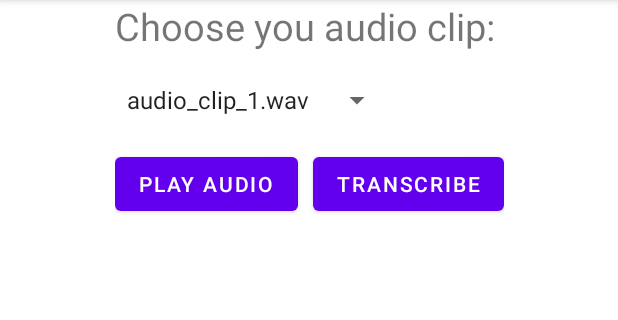
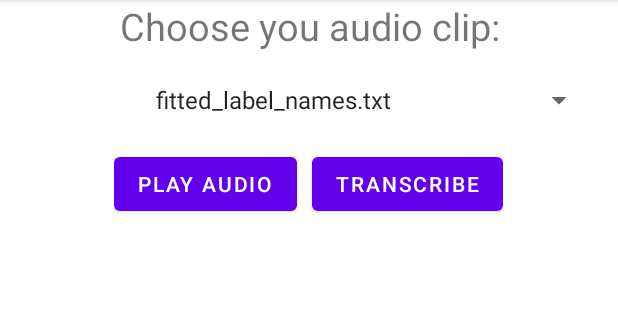
Before and after one commit to liuyibox/EMSAssist-android, an Android app: the screen it shows after launch (AsrActivity), on a phone screen of 412 x 824 dp, the part 84-404 px from its top. Run offline under Robolectric (Android 15) with nearby library versions, the phone set to English and light mode, and no system bars; libraries missing offline, so code that uses them is left out: com.jlibrosa.audio; network calls fail; 1 statement that could not run was skipped.

Commit message:
Epoch 50 conformer and batch1 emsBert - working on sss30

```diff
--- a/emsBert-int/android/app/src/main/java/org/tensorflow/lite/examples/emsassist/ui/AsrActivity.java
+++ b/emsBert-int/android/app/src/main/java/org/tensorflow/lite/examples/emsassist/ui/AsrActivity.java
@@ -30,10 +30,8 @@ import com.google.android.material.textfield.TextInputEditText;
 
 import java.io.BufferedReader;
 import java.io.InputStreamReader;
-import java.util.List;
 import java.util.Locale;
 import org.tensorflow.lite.examples.emsassist.R;
-import org.tensorflow.lite.examples.emsassist.ml.QaAnswer;
 import org.tensorflow.lite.examples.emsassist.ml.QaClient;
 
 import androidx.annotation.RequiresApi;
@@ -89,16 +87,17 @@ public class AsrActivity extends AppCompatActivity implements AdapterView.OnItem
     static private final int PERMISSIONS_REQUEST_READ_EXTERNAL_STORAGE = 1;
     //
 
+    private static String[] WAV_FILENAMES = {"", "", "", "", ""};
+    private static String [] fileList;
+
     private String textToFeed;
-
     private String wavFilename;
     private MediaPlayer mediaPlayer = new MediaPlayer();
 
     private final static String TAG = "TfLiteASR";
     private final static int SAMPLE_RATE = 16000;
     private final static int DEFAULT_AUDIO_DURATION = -1;
-    private final static String[] WAV_FILENAMES = {"audio_clip_1.wav", "audio_clip_2.wav", "audio_clip_3.wav", "audio_clip_4.wav"};
-    private final static String TFLITE_FILE = "CONFORMER.tflite";
+    private final static String TFLITE_FILE = "pretrained_librispeech_train_ss_test_concatenated_epoch50.tflite";
     private final static String predictionFileName = "fitted_label_names.txt";
 
     @Override
@@ -119,8 +118,41 @@ public class AsrActivity extends AppCompatActivity implements AdapterView.OnItem
             return;
         }
 
+        /** Lets find all files in audio folder **/
+//        if (listAssetFiles("audio"))
+//            WAV_FILENAMES = fileList;
+        try {
+            fileList = getAssets().list("");
+            String ext = "";
+            Log.i(TAG, "fileList length = " + fileList.length);
+//            for(int i=0; i < fileList.length-1; i++) {
+//                ext = fileList[i].substring(fileList[i].lastIndexOf("."));
+//                Log.i(TAG, "Extension is: " + ext);
+//                if (ext.equals("wav"))
+//                    WAV_FILENAMES[i] = fileList[i];
+//            }
+            WAV_FILENAMES = fileList;
+        } catch (IOException e) {
+            e.printStackTrace();
+        }
+
+        Map<String,String> trueText = new HashMap<>();
+        Map<String,String> truePrediction = new HashMap<>();
+
+        trueText.put("sss8.wav","suicidal ideations change in mental status not otherwise specified violent behavior anxiety not otherwise specified poisoning by unspecified drugs medicaments and biological substances undetermined");
+        trueText.put("sss81.wav","nausea with vomiting unspecified dehydration hypotension unspecified vomiting");
+        trueText.put("sss30.wav","disorientation unspecified urinary tract infection site not specified fever with chills urinary tract infection site not specified asthenia not otherwise specified change in mental status not otherwise specified");
+        trueText.put("sss62.wav","diarrhea unspecified generalized abdominal pain left lower quadrant pain nausea with vomiting unspecified right lower quadrant pain vomiting");
+        trueText.put("sss95.wav","chest pain unspecified accelerated angina shortness of breath anxiety not otherwise specified");
+
+        truePrediction.put("sss8.wav","9914113");
+        truePrediction.put("sss81.wav","9914127");
+        truePrediction.put("sss30.wav","9914113");
+        truePrediction.put("sss62.wav","9914109");
+        truePrediction.put("sss95.wav","9914117");
+
+
         JLibrosa jLibrosa = new JLibrosa();
-
         audioClipSpinner = findViewById(R.id.audio_clip_spinner);
         ArrayAdapter<String>adapter = new ArrayAdapter<String>(AsrActivity.this,
                 android.R.layout.simple_spinner_item, WAV_FILENAMES);
@@ -217,6 +249,7 @@ public class AsrActivity extends AppCompatActivity implements AdapterView.OnItem
     @Override
     public void onItemSelected(AdapterView<?> parent, View v, int position, long id) {
         wavFilename = WAV_FILENAMES[position];
+        Log.i(TAG, "Selected Audio File: " + wavFilename);
     }
 
     @Override
@@ -252,6 +285,28 @@ public class AsrActivity extends AppCompatActivity implements AdapterView.OnItem
         }
 
         return getCacheDir() + wavFilename;
+    }
+
+    private boolean listAssetFiles(String path) {
+        try {
+            fileList = getAssets().list(path);
+            if (fileList.length > 0) {
+                // This is a folder
+                Log.i(TAG, fileList.toString());
+                for (String file : fileList) {
+                    if (!listAssetFiles(path + "/" + file))
+                        Log.i(TAG, "Ignoring folder");
+                    else {
+                        Log.i(TAG, "File: " + file);
+                        // This is a file
+                        // TODO: add file name to an array list
+                    }
+                }
+            }
+        } catch (IOException e) {
+            return false;
+        }
+        return true;
     }
 
     public static String convertStreamToString(InputStream is) throws Exception {
--- a/emsBert-int/android/app/src/main/res/layout/activity_main.xml
+++ b/emsBert-int/android/app/src/main/res/layout/activity_main.xml
@@ -4,21 +4,25 @@
     xmlns:tools="http://schemas.android.com/tools"
     android:layout_width="match_parent"
     android:layout_height="match_parent"
-    tools:context=".MainActivity">
+    android:gravity="center"
+    tools:context=".ui.AsrActivity">
 
 
     <LinearLayout
         android:layout_width="wrap_content"
         android:layout_height="wrap_content"
+        android:gravity="center"
         android:orientation="vertical"
         app:layout_constraintEnd_toEndOf="parent"
         app:layout_constraintStart_toStartOf="parent"
-        tools:layout_editor_absoluteY="4dp">
+        tools:layout_editor_absoluteY="4dp"
+        tools:ignore="MissingConstraints">
 
         <TextView
             android:id="@+id/prompt"
             android:layout_width="wrap_content"
             android:layout_height="wrap_content"
+            android:gravity="center"
             android:layout_marginBottom="20dp"
             android:text="Choose you audio clip:"
             android:textSize="25dp"></TextView>
@@ -27,12 +31,14 @@
             android:id="@+id/audio_clip_spinner"
             android:layout_width="wrap_content"
             android:layout_height="wrap_content"
+            android:gravity="center"
             android:layout_marginBottom="20dp" />
 
         <LinearLayout
             android:layout_width="wrap_content"
             android:layout_height="wrap_content"
-            android:layout_marginBottom="20dp"
+            android:gravity="center"
+            android:layout_marginBottom="16dp"
             android:orientation="horizontal">
 
             <Button
@@ -54,12 +60,14 @@
             android:id="@+id/result"
             android:layout_width="wrap_content"
             android:layout_height="wrap_content"
+            android:gravity="center"
             android:textSize="16dp"></TextView>
 
         <TextView
             android:id="@+id/pred_view"
             android:layout_width="match_parent"
             android:layout_height="wrap_content"
+            android:gravity="center"
             android:textSize="16dp"></TextView>
 
     </LinearLayout>
```
Also changed, not shown: 9 other files.
